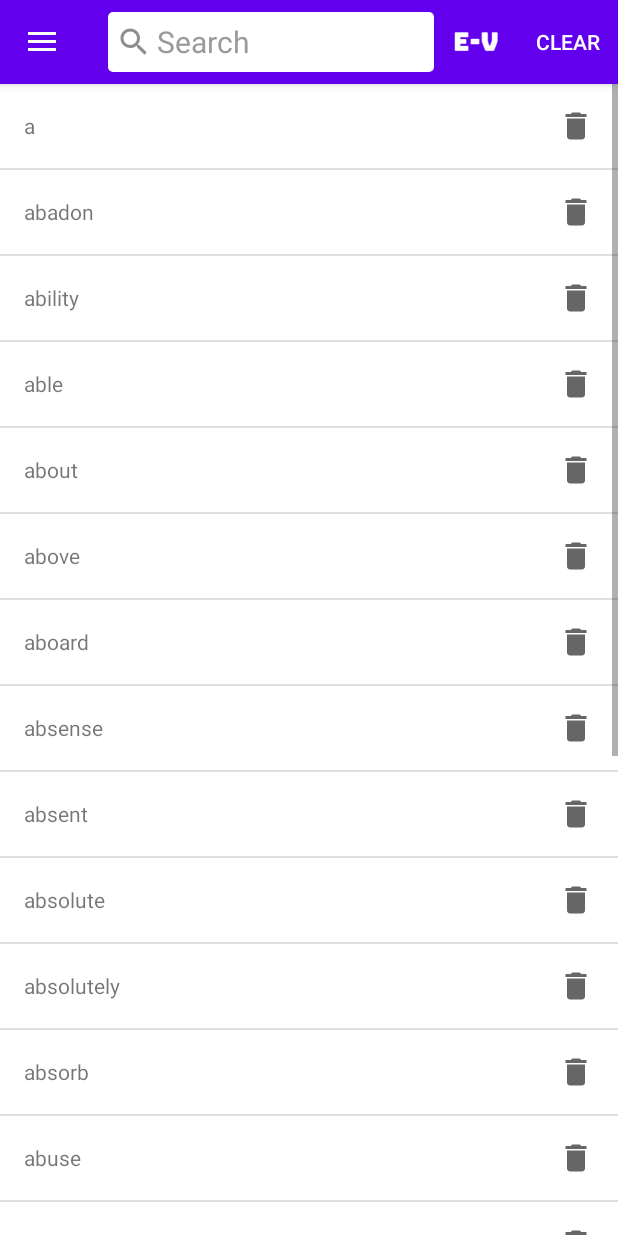
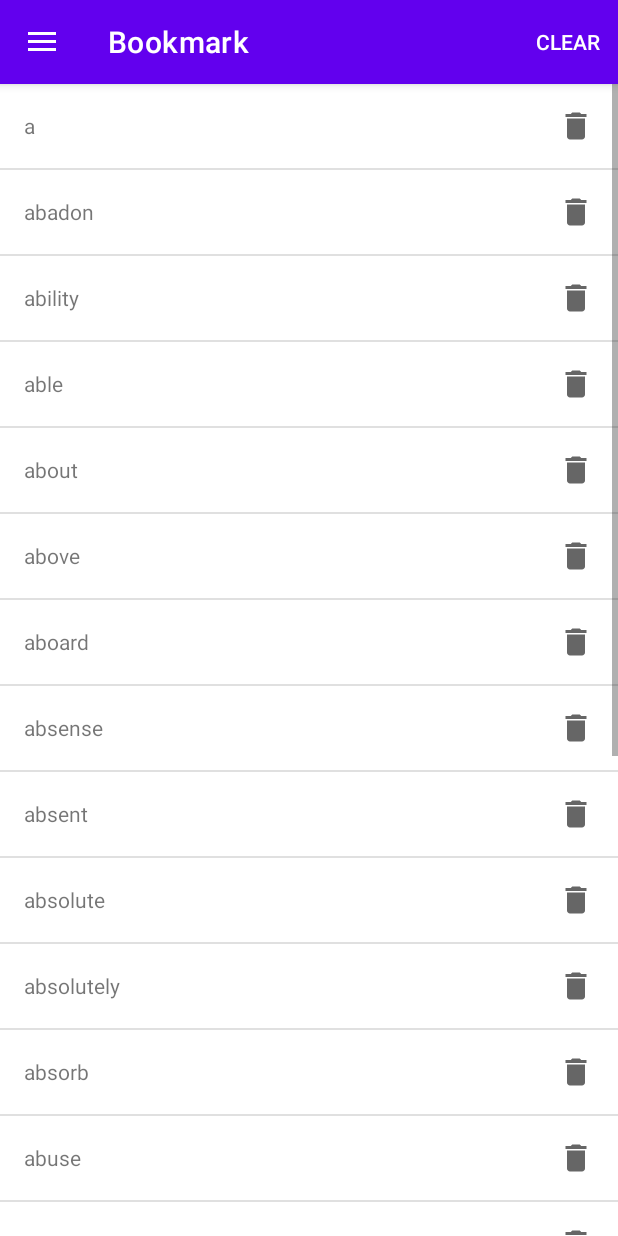
Before and after one commit to nguyenminh0511/Android-Dictionary, an Android app: the screen it shows after launch (MainActivity), after a tap on "Bookmark", on a phone screen of 412 x 824 dp. Run offline under Robolectric (Android 15) with nearby library versions, the phone set to English and light mode, and no system bars; our stand-ins replace navigation-ui; network calls fail; 3 statements that could not run were skipped; 1 other tap on this screen came first.

Commit message:
change menu on bookmark fragment

```diff
--- a/app/src/main/java/com/example/dictionary/MainActivity.java
+++ b/app/src/main/java/com/example/dictionary/MainActivity.java
@@ -189,20 +189,20 @@ public class MainActivity extends AppCompatActivity
     }
 
     //Change option menu when change fragment
-//    @Override
-//    public boolean onPrepareOptionsMenu(Menu menu) {
-//        String activeFragment = getSupportFragmentManager().
-//                findFragmentById(R.id.fragment_container).getClass().getSimpleName();
-//        if (activeFragment.equals(BookmarkFragment.class.getSimpleName())) {
-//            menuSetting.setVisible(false);
-//            toolbar.findViewById(R.id.edit_search).setVisibility(View.GONE);
-//            toolbar.setTitle("Bookmark");
-//        } else {
-//            menuSetting.setVisible(true);
-//            toolbar.findViewById(R.id.edit_search).setVisibility(View.VISIBLE);
-//            toolbar.setTitle("");
-//        }
-//
-//        return true;
-//    }
+    @Override
+    public boolean onPrepareOptionsMenu(Menu menu) {
+        String activeFragment = getSupportFragmentManager().
+                findFragmentById(R.id.fragment_container).getClass().getSimpleName();
+        if (activeFragment.equals(BookmarkFragment.class.getSimpleName())) {
+            menuSetting.setVisible(false);
+            toolbar.findViewById(R.id.edit_search).setVisibility(View.GONE);
+            toolbar.setTitle("Bookmark");
+        } else {
+            menuSetting.setVisible(true);
+            toolbar.findViewById(R.id.edit_search).setVisibility(View.VISIBLE);
+            toolbar.setTitle("");
+        }
+
+        return true;
+    }
 }
```
